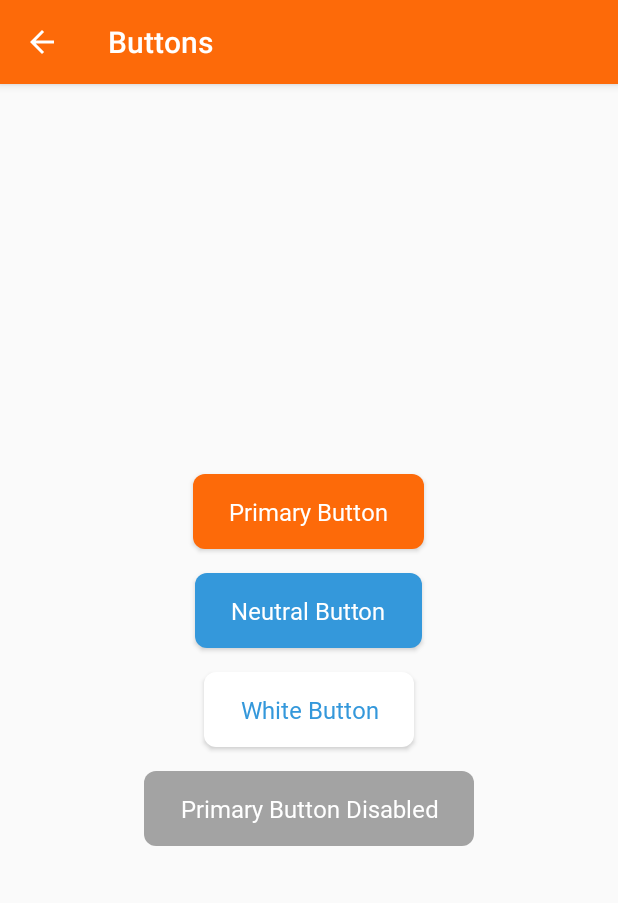
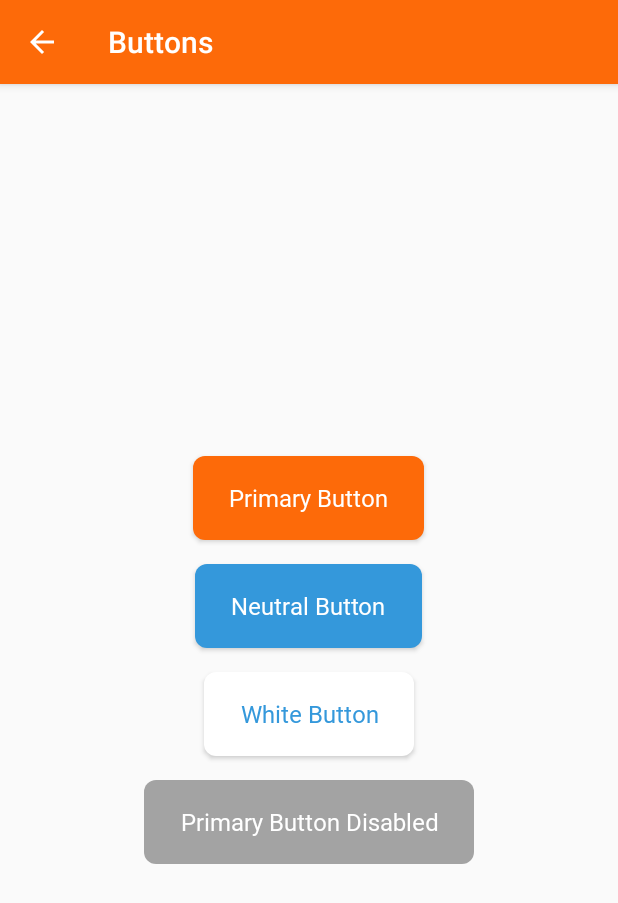
Before and after one commit to CraveFood/farmblocks-android, an Android app: the ButtonsActivity screen opened directly, with no data from a screen before it, on a phone screen of 412 x 824 dp. Shown: the top 903 px of the screen. Run offline under Robolectric (Android 15) with nearby library versions, the phone set to English and light mode, and no system bars.

Commit message:
Improve button styles
farmblocks-android issue: 3

```diff
--- a/app/src/main/res/layout/activity_buttons.xml
+++ b/app/src/main/res/layout/activity_buttons.xml
@@ -8,25 +8,25 @@
 	android:orientation="vertical"
 	tools:context=".ButtonsActivity">
 
-	<Button
+	<com.google.android.material.button.MaterialButton
 		style="@style/FarmBlocks.Button.Primary"
 		android:layout_margin="8dp"
 		android:text="Primary Button"
 		tools:ignore="HardcodedText" />
 
-	<Button
+	<com.google.android.material.button.MaterialButton
 		style="@style/FarmBlocks.Button.Neutral"
 		android:layout_margin="8dp"
 		android:text="Neutral Button"
 		tools:ignore="HardcodedText" />
 
-	<Button
+	<com.google.android.material.button.MaterialButton
 		style="@style/FarmBlocks.Button.White"
 		android:layout_margin="8dp"
 		android:text="White Button"
 		tools:ignore="HardcodedText" />
 
-	<Button
+	<com.google.android.material.button.MaterialButton
 		style="@style/FarmBlocks.Button.Primary"
 		android:layout_margin="8dp"
 		android:enabled="false"
--- a/components/src/main/res/values/button_styles.xml
+++ b/components/src/main/res/values/button_styles.xml
@@ -1,14 +1,15 @@
 <?xml version="1.0" encoding="utf-8"?>
 <resources>
 
-	<style name="FarmBlocks.Button">
-		<item name="android:textAppearance">@style/FarmBlocks.TextStyle.Button.White</item>
-		<item name="android:foreground">?android:attr/selectableItemBackground</item>
+	<style name="FarmBlocks.Button" parent="Widget.MaterialComponents.Button">
+		<item name="android:textAppearance">@style/FarmBlocks.TextStyle.Button</item>
 		<item name="android:background">@drawable/button_shape_background</item>
 		<item name="android:layout_width">wrap_content</item>
-		<item name="android:layout_height">50dp</item>
+		<item name="android:layout_height">56dp</item>
 		<item name="android:paddingStart">24dp</item>
 		<item name="android:paddingEnd">24dp</item>
+		<item name="android:elevation">2dp</item>
+		<item name="android:textAllCaps">false</item>
 	</style>
 
 	<style name="FarmBlocks.Button.Primary">
```
